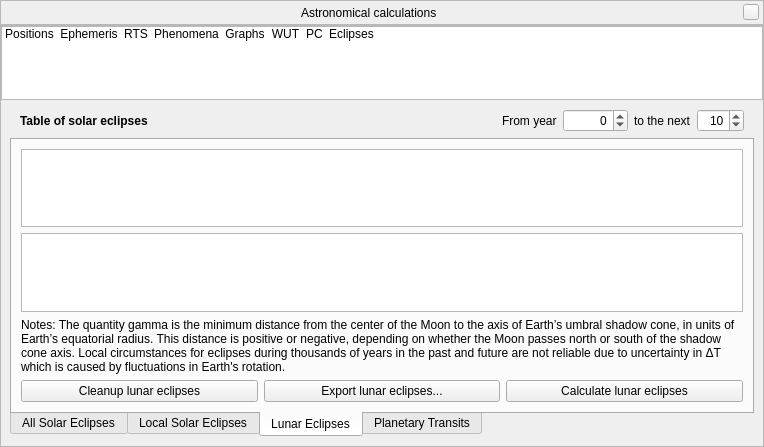
First picture: the form in src/gui/astroCalcDialog.ui, repository Stellarium/stellarium, before the edit.
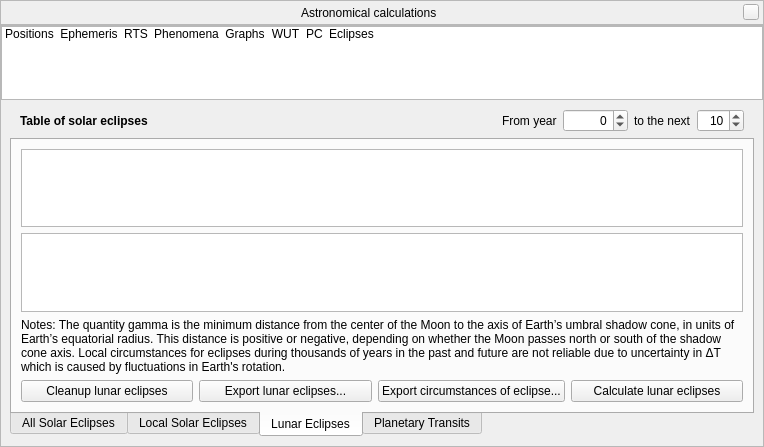
Second picture: the form after the edit. The open tabs and pages were chosen to show the change. Icons and pictures are not drawn. Custom widgets are drawn as their Qt base class.

Commit message: add export ability

What changed in the file:
```diff
--- a/src/gui/astroCalcDialog.ui
+++ b/src/gui/astroCalcDialog.ui
@@ -2784,6 +2784,13 @@
                   </property>
                  </widget>
                 </item>
+                <item>
+                 <widget class="QPushButton" name="lunareclipsescontactsSaveButton">
+                  <property name="text">
+                   <string>Export circumstances of eclipse...</string>
+                  </property>
+                 </widget>
+                </item>
                 <item>
                  <widget class="QPushButton" name="lunareclipsesCalculateButton">
                   <property name="text">
```
The commit also changes 2 other files.
